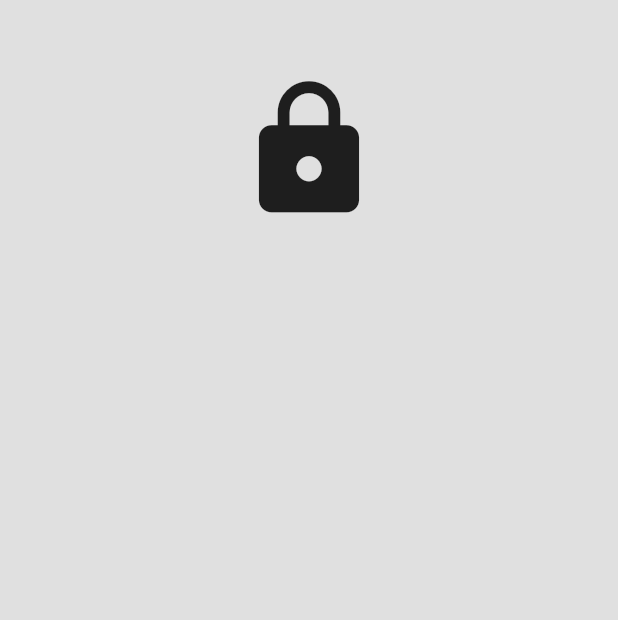
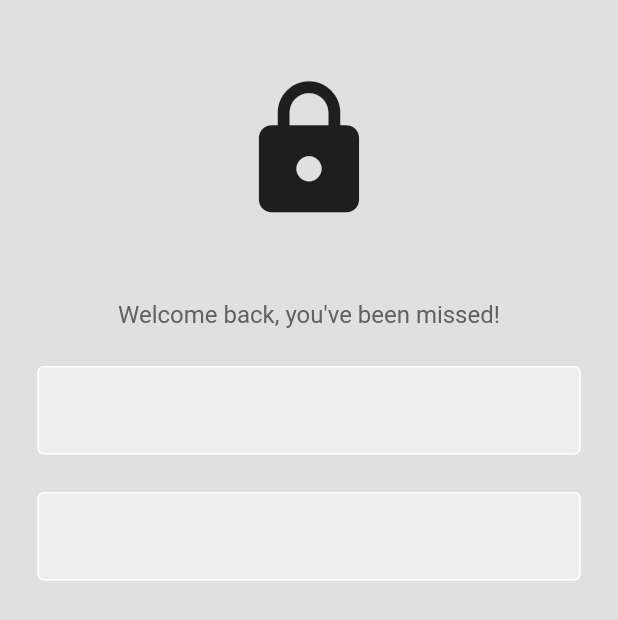
Before and after one commit to charlespalmerbf/flutter-boilerplate, a Flutter app: the LoginPage screen opened directly, on a phone screen of 412 x 824 dp. Shown: the top 620 px of the screen. Run offline on Flutter 3.47's test engine with Material 2 defaults, Android fonts, the phone set to English and light mode, and no system bars; our stand-ins replace google_nav_bar.

Commit message:
chore: general scaffolding and importing text field component

```diff
--- a/lib/pages/login_page.dart
+++ b/lib/pages/login_page.dart
@@ -1,3 +1,4 @@
+import 'package:bubble_tea/components/text_field.dart';
 import 'package:flutter/material.dart';
 
 class LoginPage extends StatelessWidget {
@@ -15,6 +16,16 @@ class LoginPage extends StatelessWidget {
             const Icon(Icons.lock, size: 100),
 
             const SizedBox(height: 50),
+
+            Text('Welcome back, you\'ve been missed!', style: TextStyle(color: Colors.grey[700], fontSize: 16)),
+
+            const SizedBox(height: 25),
+
+            const TextInput(),
+
+            const SizedBox(height: 25),
+
+            const TextInput(),
           ]),
         ),
       ),
```
